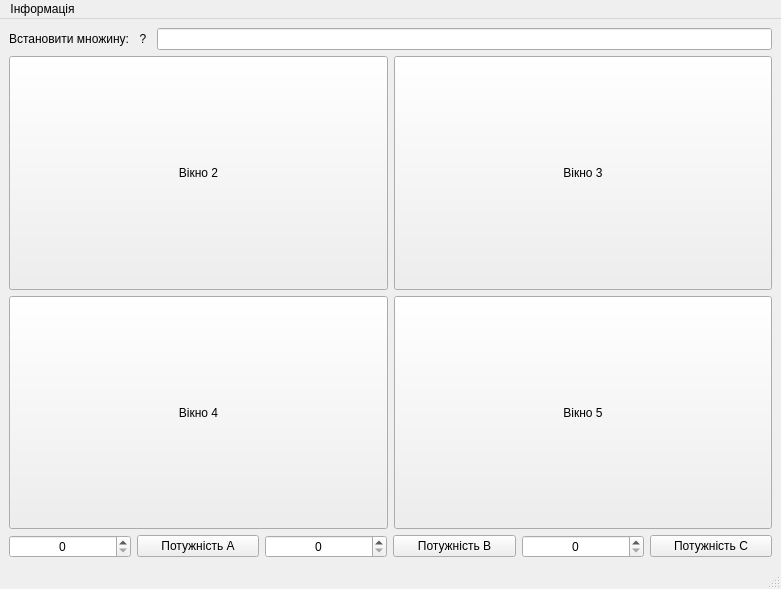
Old version of the form MainWindowForm.ui in the repository s3rbug/DiscreteMathLab1.
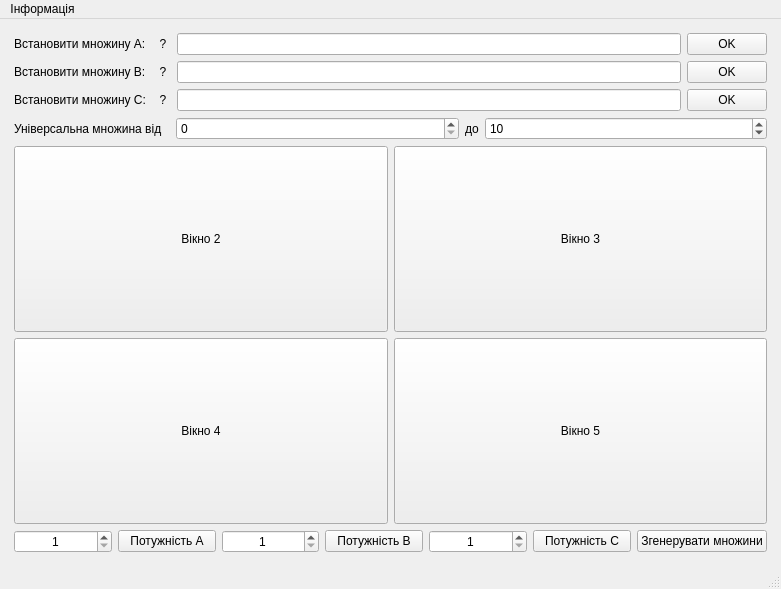
New version of the form.

Diff of the .ui file:
```diff
--- a/MainWindowForm.ui
+++ b/MainWindowForm.ui
@@ -17,16 +17,75 @@
    <layout class="QGridLayout" name="gridLayout">
     <item row="1" column="0">
      <layout class="QVBoxLayout" name="verticalLayout">
+      <property name="leftMargin">
+       <number>5</number>
+      </property>
+      <property name="topMargin">
+       <number>5</number>
+      </property>
+      <property name="rightMargin">
+       <number>5</number>
+      </property>
+      <property name="bottomMargin">
+       <number>5</number>
+      </property>
       <item>
-       <layout class="QHBoxLayout" name="horizontalLayout">
-        <item>
-         <widget class="QLabel" name="label">
+       <layout class="QGridLayout" name="gridLayout_5">
+        <item row="2" column="4">
+         <widget class="QPushButton" name="set_c_ok">
           <property name="text">
-           <string>Встановити множину:</string>
+           <string>OK</string>
           </property>
          </widget>
         </item>
-        <item>
+        <item row="0" column="3">
+         <widget class="QLineEdit" name="set_a">
+          <property name="sizePolicy">
+           <sizepolicy hsizetype="Expanding" vsizetype="Fixed">
+            <horstretch>1</horstretch>
+            <verstretch>1</verstretch>
+           </sizepolicy>
+          </property>
+         </widget>
+        </item>
+        <item row="2" column="0">
+         <widget class="QLabel" name="label_3">
+          <property name="text">
+           <string>Встановити множину C:</string>
+          </property>
+         </widget>
+        </item>
+        <item row="1" column="3">
+         <widget class="QLineEdit" name="set_b">
+          <property name="sizePolicy">
+           <sizepolicy hsizetype="Expanding" vsizetype="Fixed">
+            <horstretch>1</horstretch>
+            <verstretch>1</verstretch>
+           </sizepolicy>
+          </property>
+         </widget>
+        </item>
+        <item row="0" column="4">
+         <widget class="QPushButton" name="set_a_ok">
+          <property name="text">
+           <string>OK</string>
+          </property>
+         </widget>
+        </item>
+        <item row="1" column="0">
+         <widget class="QLabel" name="label_2">
+          <property name="sizePolicy">
+           <sizepolicy hsizetype="Preferred" vsizetype="Preferred">
+            <horstretch>0</horstretch>
+            <verstretch>0</verstretch>
+           </sizepolicy>
+          </property>
+          <property name="text">
+           <string>Встановити множину B:</string>
+          </property>
+         </widget>
+        </item>
+        <item row="0" column="1">
          <widget class="QToolButton" name="helpButton">
           <property name="toolTip">
            <string>&lt;html&gt;&lt;head/&gt;&lt;body&gt;&lt;p&gt;Приклад правильного вводу множин:&lt;/p&gt;&lt;p&gt;{1,2,3}&lt;/p&gt;&lt;p&gt;1,2,3&lt;/p&gt;&lt;p&gt;1 2 3&lt;/p&gt;&lt;/body&gt;&lt;/html&gt;</string>
@@ -38,15 +97,64 @@
            <string>&lt;html&gt;&lt;head/&gt;&lt;body&gt;&lt;p&gt;fsdfsdsdfsdf&lt;/p&gt;&lt;/body&gt;&lt;/html&gt;</string>
           </property>
           <property name="styleSheet">
-           <string notr="true">border-radius: 50%;</string>
+           <string notr="true">QToolButton{
+border-radius: 50%;
+}</string>
           </property>
           <property name="text">
            <string>?</string>
           </property>
+          <property name="popupMode">
+           <enum>QToolButton::InstantPopup</enum>
+          </property>
          </widget>
         </item>
-        <item>
-         <widget class="QLineEdit" name="lineEdit">
+        <item row="0" column="0">
+         <widget class="QLabel" name="label">
+          <property name="sizePolicy">
+           <sizepolicy hsizetype="Preferred" vsizetype="Preferred">
+            <horstretch>0</horstretch>
+            <verstretch>0</verstretch>
+           </sizepolicy>
+          </property>
+          <property name="text">
+           <string>Встановити множину A: </string>
+          </property>
+         </widget>
+        </item>
+        <item row="1" column="4">
+         <widget class="QPushButton" name="set_b_ok">
+          <property name="text">
+           <string>OK</string>
+          </property>
+         </widget>
+        </item>
+        <item row="2" column="1">
+         <widget class="QToolButton" name="toolButton_2">
+          <property name="styleSheet">
+           <string notr="true">QToolButton{
+border-radius: 50%;
+}</string>
+          </property>
+          <property name="text">
+           <string>?</string>
+          </property>
+         </widget>
+        </item>
+        <item row="1" column="1">
+         <widget class="QToolButton" name="toolButton">
+          <property name="styleSheet">
+           <string notr="true">QToolButton{
+border-radius: 50%;
+}</string>
+          </property>
+          <property name="text">
+           <string>?</string>
+          </property>
+         </widget>
+        </item>
+        <item row="2" column="3">
+         <widget class="QLineEdit" name="set_c">
           <property name="sizePolicy">
            <sizepolicy hsizetype="Expanding" vsizetype="Fixed">
             <horstretch>1</horstretch>
@@ -57,6 +165,78 @@
         </item>
        </layout>
       </item>
+      <item>
+       <layout class="QHBoxLayout" name="horizontalLayout_3">
+        <item>
+         <widget class="QLabel" name="label_4">
+          <property name="sizePolicy">
+           <sizepolicy hsizetype="Preferred" vsizetype="Preferred">
+            <horstretch>0</horstretch>
+            <verstretch>0</verstretch>
+           </sizepolicy>
+          </property>
+          <property name="text">
+           <string>Універсальна множина від</string>
+          </property>
+         </widget>
+        </item>
+        <item>
+         <spacer name="horizontalSpacer">
+          <property name="orientation">
+           <enum>Qt::Horizontal</enum>
+          </property>
+          <property name="sizeType">
+           <enum>QSizePolicy::Expanding</enum>
+          </property>
+          <property name="sizeHint" stdset="0">
+           <size>
+            <width>8</width>
+            <height>20</height>
+           </size>
+          </property>
+         </spacer>
+        </item>
+        <item>
+         <widget class="QSpinBox" name="universal_from">
+          <property name="sizePolicy">
+           <sizepolicy hsizetype="Minimum" vsizetype="Fixed">
+            <horstretch>1</horstretch>
+            <verstretch>0</verstretch>
+           </sizepolicy>
+          </property>
+         </widget>
+        </item>
+        <item>
+         <widget class="QLabel" name="label_5">
+          <property name="sizePolicy">
+           <sizepolicy hsizetype="Preferred" vsizetype="Preferred">
+            <horstretch>0</horstretch>
+            <verstretch>0</verstretch>
+           </sizepolicy>
+          </property>
+          <property name="text">
+           <string>до</string>
+          </property>
+          <property name="alignment">
+           <set>Qt::AlignCenter</set>
+          </property>
+         </widget>
+        </item>
+        <item>
+         <widget class="QSpinBox" name="universal_to">
+          <property name="sizePolicy">
+           <sizepolicy hsizetype="Minimum" vsizetype="Fixed">
+            <horstretch>1</horstretch>
+            <verstretch>0</verstretch>
+           </sizepolicy>
+          </property>
+          <property name="value">
+           <number>10</number>
+          </property>
+         </widget>
+        </item>
+       </layout>
+      </item>
       <item>
        <layout class="QGridLayout" name="gridLayout_2">
         <item row="2" column="0" colspan="2">
@@ -69,6 +249,12 @@
             <property name="alignment">
              <set>Qt::AlignCenter</set>
             </property>
+            <property name="minimum">
+             <number>1</number>
+            </property>
+            <property name="maximum">
+             <number>10</number>
+            </property>
            </widget>
           </item>
           <item>
@@ -83,6 +269,9 @@
             <property name="alignment">
              <set>Qt::AlignCenter</set>
             </property>
+            <property name="minimum">
+             <number>1</number>
+            </property>
             <property name="maximum">
              <number>10</number>
             </property>
@@ -100,6 +289,12 @@
             <property name="alignment">
              <set>Qt::AlignCenter</set>
             </property>
+            <property name="minimum">
+             <number>1</number>
+            </property>
+            <property name="maximum">
+             <number>10</number>
+            </property>
            </widget>
           </item>
           <item>
@@ -109,6 +304,13 @@
             </property>
            </widget>
           </item>
+          <item>
+           <widget class="QPushButton" name="generate_sets">
+            <property name="text">
+             <string>Згенерувати множини</string>
+            </property>
+           </widget>
+          </item>
          </layout>
         </item>
         <item row="0" column="1">
```
Left out of the diff: 12 changed lines with no effect on the pictures.
